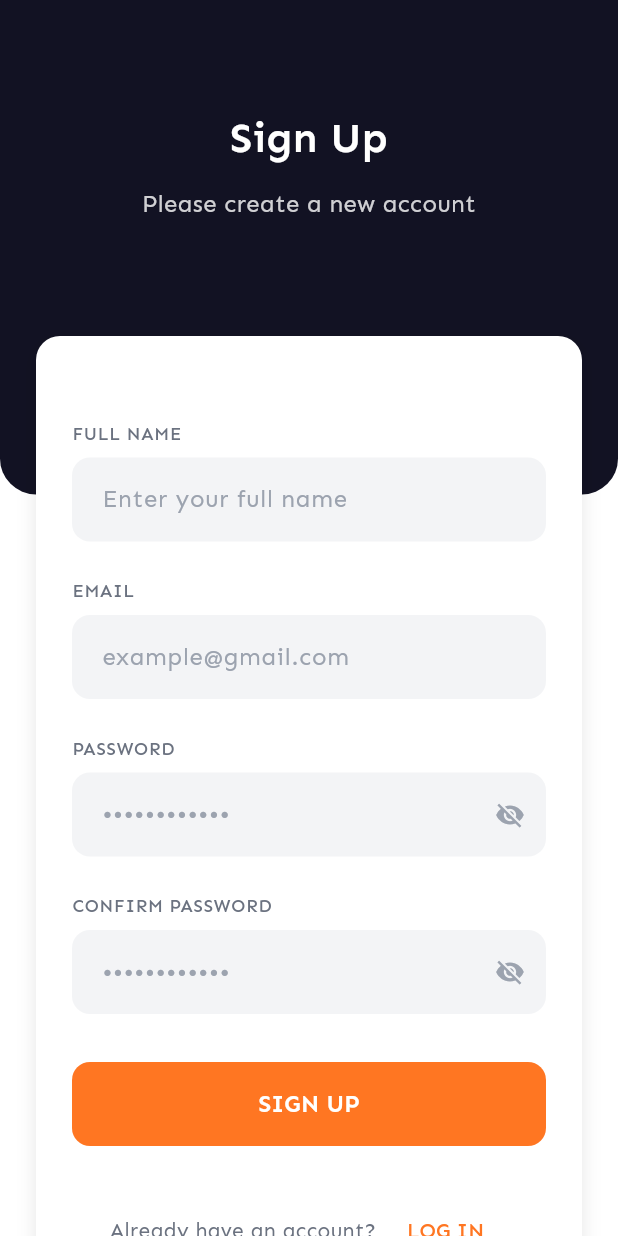
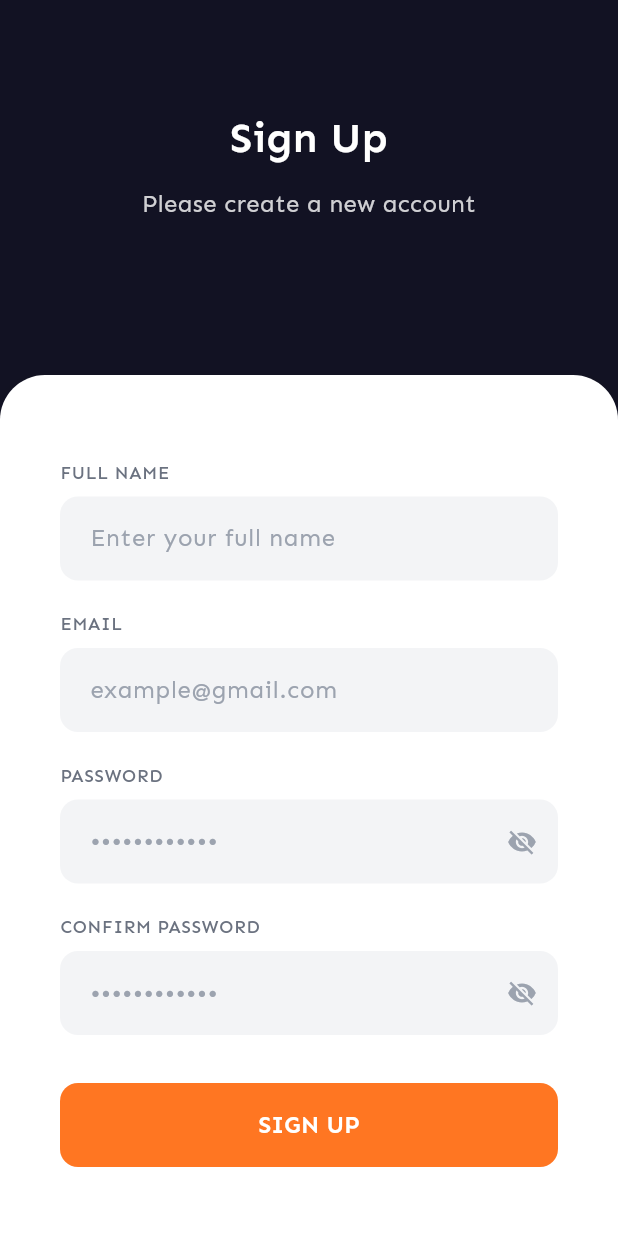
Before and after one commit to Ivan-De-Zoysa-Evolza/Food-delivery, a Flutter app: the screen it shows after launch, after a tap on "LOG IN", after a tap on "SIGN UP", on a phone screen of 412 x 824 dp. Run offline on Flutter 3.47's test engine with Material 3 defaults, Android fonts, the phone set to English and light mode, and no system bars; our stand-ins replace email_validator, firebase_auth, firebase_core, go_router; accounts and stored records are empty.

Commit message:
Final UI update for the sign up and log in screens

```diff
--- a/lib/main.dart
+++ b/lib/main.dart
@@ -1,4 +1,3 @@
-// lib/main.dart
 import 'package:flutter/material.dart';
 import 'package:firebase_core/firebase_core.dart';
 import 'core/constants/app_colors.dart';
--- a/lib/presentation/routes/app_router.dart
+++ b/lib/presentation/routes/app_router.dart
@@ -1,4 +1,3 @@
-// lib/presentation/routes/app_router.dart
 import 'package:go_router/go_router.dart';
 import '../screens/login_screen.dart';
 import '../screens/signup_screen.dart';
--- a/lib/presentation/screens/login_screen.dart
+++ b/lib/presentation/screens/login_screen.dart
@@ -1,4 +1,3 @@
-// lib/presentation/screens/login_screen.dart
 import 'package:flutter/material.dart';
 import 'package:email_validator/email_validator.dart';
 import 'package:go_router/go_router.dart';
@@ -6,6 +5,7 @@ import '../../core/auth/firebase_auth_service.dart';
 import '../../core/constants/app_colors.dart';
 import '../../core/constants/app_text_styles.dart';
 import '../widgets/auth_header.dart';
+import '../widgets/auth_form_container.dart';
 import '../widgets/custom_text_field.dart';
 import '../widgets/password_field.dart';
 import '../widgets/custom_button.dart';
@@ -156,54 +156,48 @@ class _LoginScreenState extends State<LoginScreen> {
                 title: 'Log In',
                 subtitle: 'Please sign in to your existing account',
               ),
-              Padding(
-                padding: const EdgeInsets.only(top: 200), // Adjust this value to position the form
-                child: Container(
-                  margin: const EdgeInsets.all(24),
-                  padding: const EdgeInsets.all(24),
-                  decoration: BoxDecoration(
-                    color: AppColors.white,
-                    borderRadius: BorderRadius.circular(16),
-                    boxShadow: [
-                      BoxShadow(
-                        color: Colors.black.withOpacity(0.1),
-                        blurRadius: 10,
-                        offset: const Offset(0, 4),
-                      ),
-                    ],
-                  ),
+              AuthFormContainer(
                 child: Form(
                   key: _formKey,
                   child: Column(
                     crossAxisAlignment: CrossAxisAlignment.stretch,
                     children: [
-                        const SizedBox(height: 32),
+                      const SizedBox(height: 16),
 
                       // Email Field
-                        CustomTextField(
-                          label: 'Email',
+                      Padding(
+                        padding: const EdgeInsets.symmetric(horizontal: 16),
+                        child: CustomTextField(
+                          label: 'EMAIL',
                           hintText: 'example@gmail.com',
                           controller: _emailController,
                           keyboardType: TextInputType.emailAddress,
                           validator: _validateEmail,
                         ),
+                      ),
 
-                        const SizedBox(height: 24),
+                      const SizedBox(height: 20),
 
                       // Password Field
-                        PasswordField(
-                          label: 'Password',
+                      Padding(
+                        padding: const EdgeInsets.symmetric(horizontal: 16),
+                        child: PasswordField(
+                          label: 'PASSWORD',
                           hintText: '••••••••••••',
                           controller: _passwordController,
                           validator: _validatePassword,
+                        ),
                       ),
 
                       const SizedBox(height: 20),
 
                       // Remember Me and Forgot Password
-                        Row(
+                      Padding(
+                        padding: const EdgeInsets.symmetric(horizontal: 16),
+                        child: Row(
+                          mainAxisAlignment: MainAxisAlignment.spaceBetween,
                           children: [
-                            Expanded(
+                            Flexible(
                               child: CustomCheckbox(
                                 value: _rememberMe,
                                 onChanged: (value) {
@@ -221,18 +215,22 @@ class _LoginScreenState extends State<LoginScreen> {
                             ),
                           ],
                         ),
+                      ),
 
                       const SizedBox(height: 32),
 
                       // Login Button
-                        CustomButton(
+                      Padding(
+                        padding: const EdgeInsets.symmetric(horizontal: 16),
+                        child: CustomButton(
                           text: 'LOG IN',
                           onPressed: _handleLogin,
                           isLoading: _isLoading,
                           width: double.infinity,
                         ),
+                      ),
 
-                        const SizedBox(height: 32),
+                      const SizedBox(height: 40),
 
                       // Sign Up Link
                       Row(
@@ -252,9 +250,8 @@ class _LoginScreenState extends State<LoginScreen> {
                         ],
                       ),
 
-                        const SizedBox(height: 24),
+                      const SizedBox(height: 16),
                     ],
-                    ),
                   ),
                 ),
               ),
--- a/lib/presentation/screens/signup_screen.dart
+++ b/lib/presentation/screens/signup_screen.dart
@@ -1,4 +1,3 @@
-// lib/presentation/screens/signup_screen.dart
 import 'package:flutter/material.dart';
 import 'package:email_validator/email_validator.dart';
 import 'package:go_router/go_router.dart';
@@ -6,6 +5,7 @@ import '../../core/auth/firebase_auth_service.dart';
 import '../../core/constants/app_colors.dart';
 import '../../core/constants/app_text_styles.dart';
 import '../widgets/auth_header.dart';
+import '../widgets/auth_form_container.dart';
 import '../widgets/custom_text_field.dart';
 import '../widgets/password_field.dart';
 import '../widgets/custom_button.dart';
@@ -133,76 +133,76 @@ class _SignUpScreenState extends State<SignUpScreen> {
                 title: 'Sign Up',
                 subtitle: 'Please create a new account',
               ),
-              Padding(
-                padding: const EdgeInsets.only(top: 200), // Adjust this value to position the form
-                child: Container(
-                  margin: const EdgeInsets.all(24),
-                  padding: const EdgeInsets.all(24),
-                  decoration: BoxDecoration(
-                    color: AppColors.white,
-                    borderRadius: BorderRadius.circular(16),
-                    boxShadow: [
-                      BoxShadow(
-                        color: Colors.black.withOpacity(0.1),
-                        blurRadius: 10,
-                        offset: const Offset(0, 4),
-                      ),
-                    ],
-                  ),
+              AuthFormContainer(
                 child: Form(
                   key: _formKey,
                   child: Column(
                     crossAxisAlignment: CrossAxisAlignment.stretch,
                     children: [
-                        const SizedBox(height: 32),
+                      const SizedBox(height: 16),
 
                       // Name Field
-                        CustomTextField(
-                          label: 'Full Name',
+                      Padding(
+                        padding: const EdgeInsets.symmetric(horizontal: 16),
+                        child: CustomTextField(
+                          label: 'FULL NAME',
                           hintText: 'Enter your full name',
                           controller: _nameController,
                           validator: _validateName,
                         ),
+                      ),
 
-                        const SizedBox(height: 24),
+                      const SizedBox(height: 20),
 
                       // Email Field
-                        CustomTextField(
-                          label: 'Email',
+                      Padding(
+                        padding: const EdgeInsets.symmetric(horizontal: 16),
+                        child: CustomTextField(
+                          label: 'EMAIL',
                           hintText: 'example@gmail.com',
                           controller: _emailController,
                           keyboardType: TextInputType.emailAddress,
                           validator: _validateEmail,
                         ),
+                      ),
 
-                        const SizedBox(height: 24),
+                      const SizedBox(height: 20),
 
                       // Password Field
-                        PasswordField(
-                          label: 'Password',
+                      Padding(
+                        padding: const EdgeInsets.symmetric(horizontal: 16),
+                        child: PasswordField(
+                          label: 'PASSWORD',
                           hintText: '••••••••••••',
                           controller: _passwordController,
                           validator: _validatePassword,
                         ),
+                      ),
 
-                        const SizedBox(height: 24),
+                      const SizedBox(height: 20),
 
                       // Confirm Password Field
-                        PasswordField(
-                          label: 'Confirm Password',
+                      Padding(
+                        padding: const EdgeInsets.symmetric(horizontal: 16),
+                        child: PasswordField(
+                          label: 'CONFIRM PASSWORD',
                           hintText: '••••••••••••',
                           controller: _confirmPasswordController,
                           validator: _validateConfirmPassword,
+                        ),
                       ),
 
                       const SizedBox(height: 32),
 
                       // Sign Up Button
-                        CustomButton(
+                      Padding(
+                        padding: const EdgeInsets.symmetric(horizontal: 16),
+                        child: CustomButton(
                           text: 'SIGN UP',
                           onPressed: _handleSignUp,
                           isLoading: _isLoading,
                           width: double.infinity,
+                        ),
                       ),
 
                       const SizedBox(height: 32),
@@ -225,9 +225,8 @@ class _SignUpScreenState extends State<SignUpScreen> {
                         ],
                       ),
 
-                        const SizedBox(height: 24),
+                      const SizedBox(height: 16),
                     ],
-                    ),
                   ),
                 ),
               ),
--- /dev/null
+++ b/lib/presentation/widgets/auth_form_container.dart
@@ -0,0 +1,36 @@
+import 'package:flutter/material.dart';
+import '../../core/constants/app_colors.dart';
+
+class AuthFormContainer extends StatelessWidget {
+  final Widget child;
+  final double topOffset;
+
+  const AuthFormContainer({
+    Key? key,
+    required this.child,
+    this.topOffset = 250,
+  }) : super(key: key);
+
+  @override
+  Widget build(BuildContext context) {
+    return Padding(
+      padding: EdgeInsets.only(top: topOffset),
+      child: Container(
+        margin: const EdgeInsets.all(0),
+        padding: const EdgeInsets.symmetric(horizontal: 24, vertical: 40),
+        decoration: BoxDecoration(
+          color: AppColors.white,
+          borderRadius: BorderRadius.circular(30),
+          boxShadow: [
+            BoxShadow(
+              color: Colors.black.withOpacity(0.1),
+              blurRadius: 10,
+              offset: const Offset(0, 4),
+            ),
+          ],
+        ),
+        child: child,
+      ),
+    );
+  }
+}
--- a/lib/presentation/widgets/auth_header.dart
+++ b/lib/presentation/widgets/auth_header.dart
@@ -1,4 +1,3 @@
-// lib/presentation/widgets/auth_header.dart
 import 'package:flutter/material.dart';
 import '../../core/constants/app_colors.dart';
 import '../../core/constants/app_text_styles.dart';
```
Lines whose indentation alone changed are shown as unchanged.
